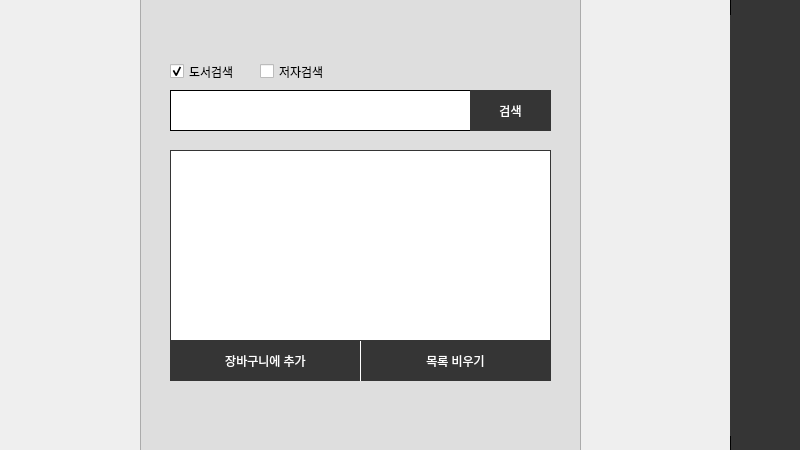
Old version of the form search.ui in the repository EUI-s-bookstore/bookstore.
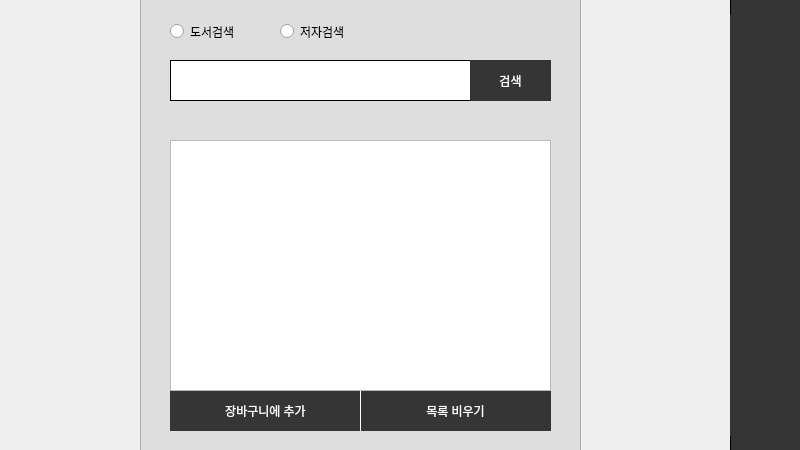
New version of the form. Icons and pictures are not drawn.

Commit message: 도서검색

The edit to the form file:
```diff
--- a/search.ui
+++ b/search.ui
@@ -327,7 +327,7 @@
    <property name="geometry">
     <rect>
      <x>170</x>
-     <y>90</y>
+     <y>60</y>
      <width>381</width>
      <height>41</height>
     </rect>
@@ -347,7 +347,7 @@
    <property name="geometry">
     <rect>
      <x>470</x>
-     <y>90</y>
+     <y>60</y>
      <width>81</width>
      <height>41</height>
     </rect>
@@ -376,53 +376,11 @@
     <string>검색</string>
    </property>
   </widget>
-  <widget class="QCheckBox" name="book_check">
-   <property name="geometry">
-    <rect>
-     <x>170</x>
-     <y>60</y>
-     <width>92</width>
-     <height>23</height>
-    </rect>
-   </property>
-   <property name="text">
-    <string>도서검색</string>
-   </property>
-   <property name="checked">
-    <bool>true</bool>
-   </property>
-  </widget>
-  <widget class="QCheckBox" name="writer_check">
-   <property name="geometry">
-    <rect>
-     <x>260</x>
-     <y>60</y>
-     <width>92</width>
-     <height>23</height>
-    </rect>
-   </property>
-   <property name="text">
-    <string>저자검색</string>
-   </property>
-  </widget>
-  <widget class="QTextBrowser" name="search_list">
-   <property name="geometry">
-    <rect>
-     <x>170</x>
-     <y>150</y>
-     <width>381</width>
-     <height>192</height>
-    </rect>
-   </property>
-   <property name="styleSheet">
-    <string notr="true">border:1px solid #353535;</string>
-   </property>
-  </widget>
   <widget class="QPushButton" name="search_add">
    <property name="geometry">
     <rect>
      <x>170</x>
-     <y>340</y>
+     <y>390</y>
      <width>191</width>
      <height>41</height>
     </rect>
@@ -465,10 +423,13 @@
    </property>
   </widget>
   <widget class="QPushButton" name="search_clear">
+   <property name="enabled">
+    <bool>true</bool>
+   </property>
    <property name="geometry">
     <rect>
      <x>360</x>
-     <y>340</y>
+     <y>390</y>
      <width>191</width>
      <height>41</height>
     </rect>
@@ -499,6 +460,57 @@
     <string>목록 비우기</string>
    </property>
   </widget>
+  <widget class="QRadioButton" name="book_check">
+   <property name="geometry">
+    <rect>
+     <x>170</x>
+     <y>20</y>
+     <width>112</width>
+     <height>23</height>
+    </rect>
+   </property>
+   <property name="text">
+    <string>도서검색</string>
+   </property>
+  </widget>
+  <widget class="QRadioButton" name="writer_check">
+   <property name="geometry">
+    <rect>
+     <x>280</x>
+     <y>20</y>
+     <width>112</width>
+     <height>23</height>
+    </rect>
+   </property>
+   <property name="text">
+    <string>저자검색</string>
+   </property>
+  </widget>
+  <widget class="QListWidget" name="search_list">
+   <property name="geometry">
+    <rect>
+     <x>170</x>
+     <y>140</y>
+     <width>381</width>
+     <height>251</height>
+    </rect>
+   </property>
+   <property name="mouseTracking">
+    <bool>true</bool>
+   </property>
+   <property name="dragEnabled">
+    <bool>false</bool>
+   </property>
+   <property name="alternatingRowColors">
+    <bool>true</bool>
+   </property>
+   <property name="selectionMode">
+    <enum>QAbstractItemView::MultiSelection</enum>
+   </property>
+   <property name="textElideMode">
+    <enum>Qt::ElideLeft</enum>
+   </property>
+  </widget>
   <zorder>textBrowser_2</zorder>
   <zorder>textBrowser_3</zorder>
   <zorder>email_C_Btn</zorder>
@@ -511,11 +523,11 @@
   <zorder>user_icon</zorder>
   <zorder>search_box</zorder>
   <zorder>search_Btn</zorder>
+  <zorder>search_add</zorder>
+  <zorder>search_clear</zorder>
   <zorder>book_check</zorder>
   <zorder>writer_check</zorder>
   <zorder>search_list</zorder>
-  <zorder>search_add</zorder>
-  <zorder>search_clear</zorder>
  </widget>
  <resources/>
  <connections/>
```
The commit also changes 3 other files.
